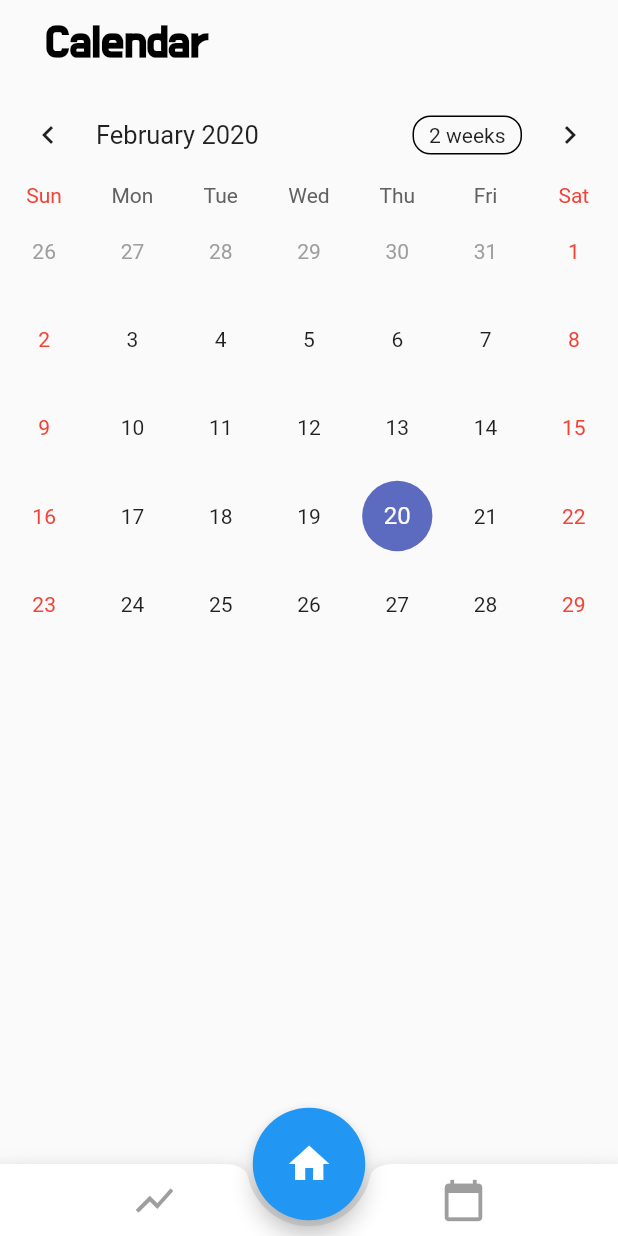
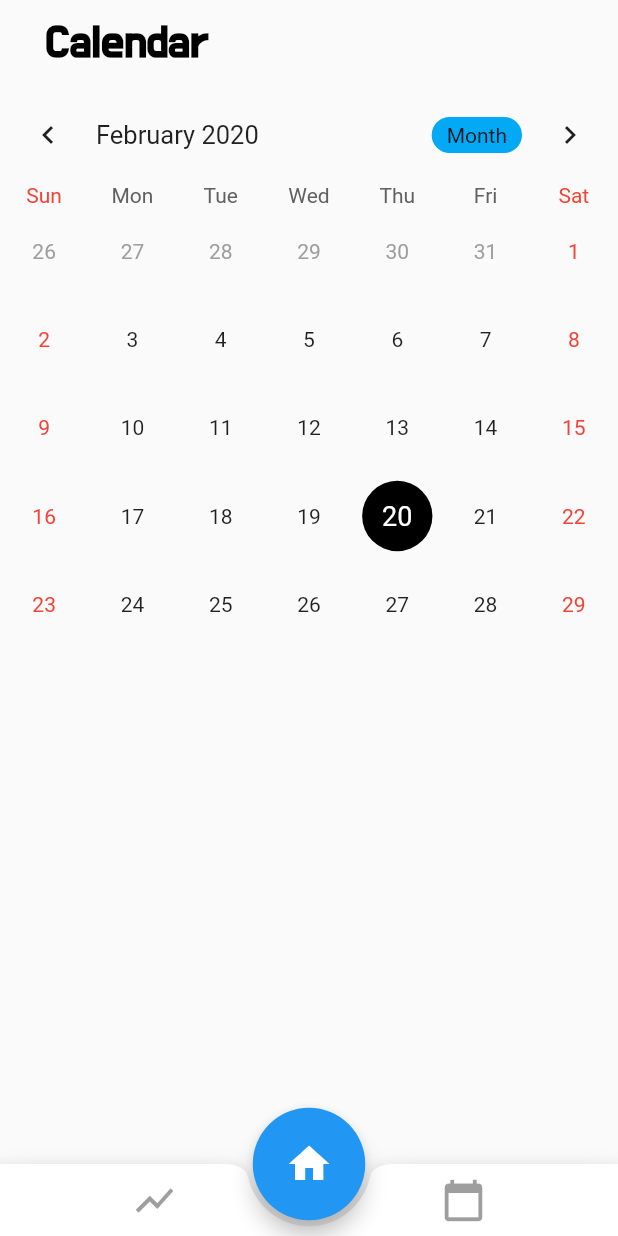
Before and after one commit to rlagksruf16/Daily-mistakes, a Flutter app: the CalendarPage screen opened by its route, on a phone screen of 412 x 824 dp. Run offline on Flutter 3.47's test engine with Material 2 defaults, Android fonts, the phone set to English and light mode, and no system bars; drawn by our look-alikes of table_calendar; our stand-ins replace font_awesome_flutter.

Commit message:
edit calendar view

```diff
--- a/lib/pages/calendarPage.dart
+++ b/lib/pages/calendarPage.dart
@@ -3,11 +3,13 @@ import 'package:flutter/material.dart';
 import 'package:table_calendar/table_calendar.dart';
 import 'package:daily_mistakes/pages/mistakeRegisterPage.dart';
 
-
+const Color coreColor = Color(0xFF03A9F4);
 
 class CalendarPage extends StatefulWidget {
   static const String id = 'calendar_page';
+  static const Color transparent = Color(0x00000000);
 
+  static const Color coreColor = Color(0xFF03A9F4);
 
   @override
   _CalendarPageState createState() => _CalendarPageState();
@@ -56,7 +58,32 @@ class _CalendarPageState extends State<CalendarPage> {
                   ),
                 ],
               ),
-              TableCalendar(calendarController: _calendarController,),
+              TableCalendar(
+                calendarController: _calendarController,
+                calendarStyle: CalendarStyle(
+                  todayStyle: TextStyle(
+                    color: Colors.red,
+                    fontSize: 18.0,
+                    fontWeight: FontWeight.bold,
+                  ),
+                  todayColor: Colors.transparent,
+                  selectedColor: Colors.black,
+                  selectedStyle: TextStyle(
+                    fontSize: 18.0,
+                    color: Colors.white,
+                  ),
+                ),
+                headerStyle: HeaderStyle(
+                  formatButtonDecoration: BoxDecoration(
+                    color: Colors.lightBlue,
+                    borderRadius: BorderRadius.circular(20.0),
+                  ),
+                  formatButtonShowsNext: false,
+                ),
+                onDaySelected: (date, events) {
+                  print(date.toIso8601String());
+                },
+              ),
             ],
           ),
         ),
```
